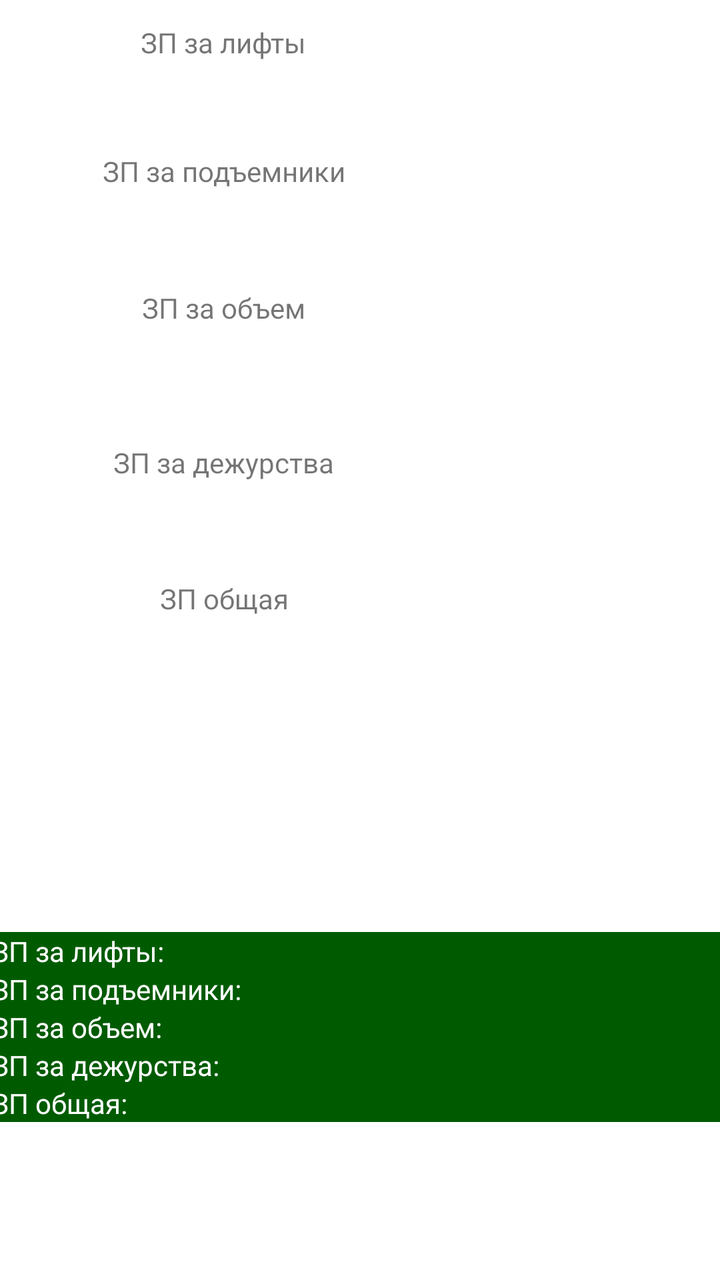
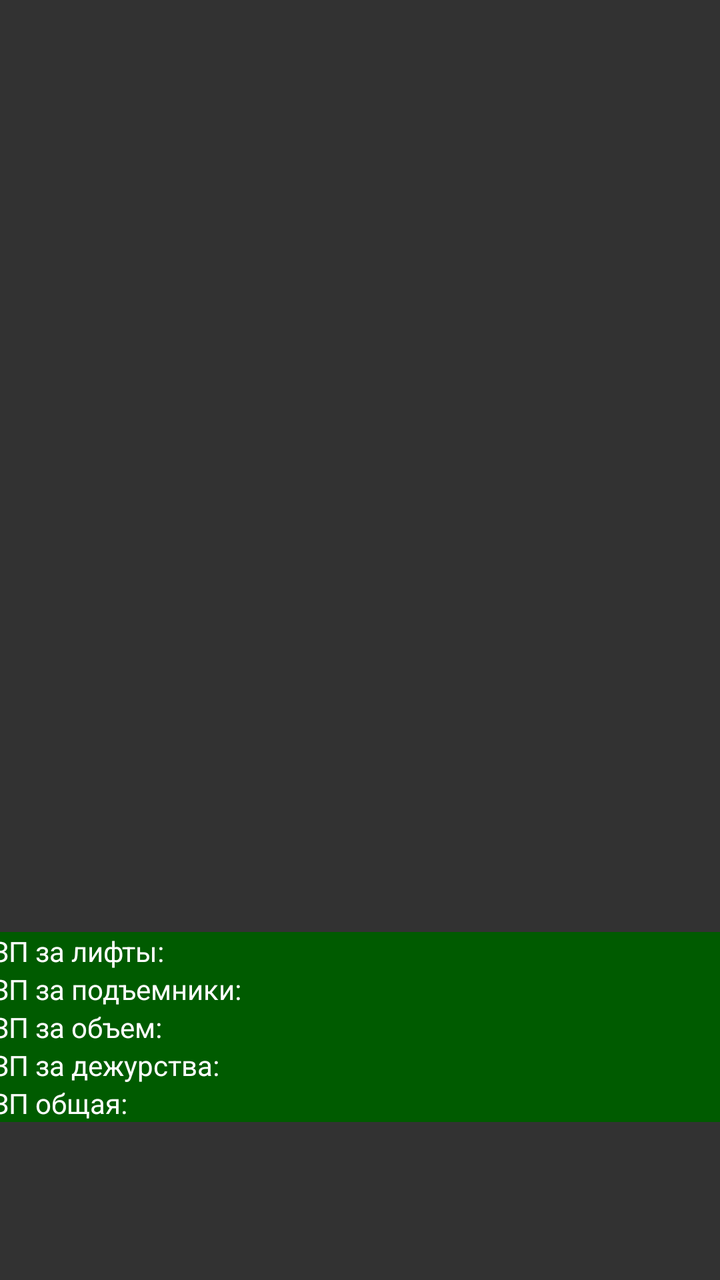

Before-and-after screenshots of an Android layout around one commit, followed by the original layout XML and the change that was made.
<!-- AndroidManifest.xml: application theme Theme.HowMuchCash -->
<!-- res/layout/fragment_slideshow.xml -->
<?xml version="1.0" encoding="utf-8"?>
<androidx.constraintlayout.widget.ConstraintLayout xmlns:android="http://schemas.android.com/apk/res/android"
    xmlns:app="http://schemas.android.com/apk/res-auto"
    xmlns:tools="http://schemas.android.com/tools"
    android:layout_width="match_parent"
    android:layout_height="match_parent"
    tools:context=".ui.slideshow.SlideshowFragment">

    <TextView
        android:id="@+id/textViewSalaryAmountAllHeader"
        android:layout_width="212dp"
        android:layout_height="61dp"
        android:text="ЗП общая"
        android:textAlignment="center"
        android:visibility="visible"
        app:layout_constraintBottom_toBottomOf="parent"
        app:layout_constraintEnd_toEndOf="parent"
        app:layout_constraintHorizontal_bias="0.04"
        app:layout_constraintStart_toStartOf="parent"
        app:layout_constraintTop_toTopOf="parent" />

    <TextView
        android:id="@+id/textViewSalaryAmountAll"
        android:layout_width="159dp"
        android:layout_height="61dp"
        android:visibility="visible"
        app:layout_constraintBottom_toBottomOf="parent"
        app:layout_constraintEnd_toEndOf="parent"
        app:layout_constraintHorizontal_bias="0.935"
        app:layout_constraintStart_toStartOf="parent"
        app:layout_constraintTop_toTopOf="parent" />

    <TextView
        android:id="@+id/textViewSalaryLiftHeader"
        android:layout_width="212dp"
        android:layout_height="61dp"
        android:text="ЗП за лифты"
        android:textAlignment="center"
        android:visibility="visible"
        app:layout_constraintBottom_toBottomOf="parent"
        app:layout_constraintEnd_toEndOf="parent"
        app:layout_constraintHorizontal_bias="0.038"
        app:layout_constraintStart_toStartOf="parent"
        app:layout_constraintTop_toTopOf="parent"
        app:layout_constraintVertical_bias="0.02" />

    <TextView
        android:id="@+id/textViewSalaryAmountObjects"
        android:layout_width="159dp"
        android:layout_height="61dp"
        android:visibility="visible"
        app:layout_constraintBottom_toBottomOf="parent"
        app:layout_constraintEnd_toEndOf="parent"
        app:layout_constraintHorizontal_bias="0.935"
        app:layout_constraintStart_toStartOf="parent"
        app:layout_constraintTop_toTopOf="parent"
        app:layout_constraintVertical_bias="0.249" />

    <TextView
        android:id="@+id/textViewSalaryWatchHeader"
        android:layout_width="212dp"
        android:layout_height="61dp"
        android:text="ЗП за дежурства"
        android:textAlignment="center"
        android:visibility="visible"
        app:layout_constraintBottom_toBottomOf="parent"
        app:layout_constraintEnd_toEndOf="parent"
        app:layout_constraintHorizontal_bias="0.038"
        app:layout_constraintStart_toStartOf="parent"
        app:layout_constraintTop_toTopOf="parent"
        app:layout_constraintVertical_bias="0.383" />

    <TextView
        android:id="@+id/textViewSalaryWatch"
        android:layout_width="159dp"
        android:layout_height="61dp"
        android:visibility="visible"
        app:layout_constraintBottom_toBottomOf="parent"
        app:layout_constraintEnd_toEndOf="parent"
        app:layout_constraintHorizontal_bias="0.935"
        app:layout_constraintStart_toStartOf="parent"
        app:layout_constraintTop_toTopOf="parent"
        app:layout_constraintVertical_bias="0.383" />

    <TextView
        android:id="@+id/textViewSalaryAmountObjectsHeader"
        android:layout_width="212dp"
        android:layout_height="61dp"
        android:text="ЗП за объем"
        android:textAlignment="center"
        android:visibility="visible"
        app:layout_constraintBottom_toBottomOf="parent"
        app:layout_constraintEnd_toEndOf="parent"
        app:layout_constraintHorizontal_bias="0.038"
        app:layout_constraintStart_toStartOf="parent"
        app:layout_constraintTop_toTopOf="parent"
        app:layout_constraintVertical_bias="0.249" />

    <TextView
        android:id="@+id/textViewSalaryElevator"
        android:layout_width="159dp"
        android:layout_height="61dp"
        android:visibility="visible"
        app:layout_constraintBottom_toBottomOf="parent"
        app:layout_constraintEnd_toEndOf="parent"
        app:layout_constraintHorizontal_bias="0.935"
        app:layout_constraintStart_toStartOf="parent"
        app:layout_constraintTop_toTopOf="parent"
        app:layout_constraintVertical_bias="0.131" />

    <TextView
        android:id="@+id/textViewSalaryElevatorHeader"
        android:layout_width="212dp"
        android:layout_height="61dp"
        android:text="ЗП за подъемники"
        android:textAlignment="center"
        android:visibility="visible"
        app:layout_constraintBottom_toBottomOf="parent"
        app:layout_constraintEnd_toEndOf="parent"
        app:layout_constraintHorizontal_bias="0.038"
        app:layout_constraintStart_toStartOf="parent"
        app:layout_constraintTop_toTopOf="parent"
        app:layout_constraintVertical_bias="0.131" />

    <TextView
        android:id="@+id/textViewSalaryLift"
        android:layout_width="159dp"
        android:layout_height="61dp"
        android:layout_marginEnd="6dp"
        android:visibility="visible"
        app:layout_constraintBottom_toBottomOf="parent"
        app:layout_constraintEnd_toEndOf="parent"
        app:layout_constraintHorizontal_bias="0.96"
        app:layout_constraintStart_toStartOf="parent"
        app:layout_constraintTop_toTopOf="parent"
        app:layout_constraintVertical_bias="0.02" />

    <TableLayout
        android:id="@+id/tableLayout2"
        android:layout_width="389dp"
        android:layout_height="174dp"
        android:visibility="visible"
        app:layout_constraintBottom_toBottomOf="parent"
        app:layout_constraintEnd_toEndOf="parent"
        app:layout_constraintStart_toStartOf="parent"
        app:layout_constraintTop_toTopOf="parent"
        app:layout_constraintVertical_bias="1.0">

        <TableRow
            android:layout_width="match_parent"
            android:layout_height="match_parent"
            android:layout_marginStart="10dp"
            android:visibility="visible">

            <TextView
                android:id="@+id/textViewSalaryLiftHeaderTR"
                android:layout_width="190dp"
                android:layout_height="match_parent"
                android:background="#005B00"
                android:text="ЗП за лифты: "
                android:textColor="#FFFFFF" />

            <TextView
                android:id="@+id/textViewSalaryLiftTR"
                android:layout_width="190dp"
                android:layout_height="wrap_content"
                android:background="#005B00"
                android:text=""
                android:textColor="#FFFFFF" />
        </TableRow>

        <TableRow
            android:layout_width="match_parent"
            android:layout_height="match_parent"
            android:layout_marginStart="10dp">

            <TextView
                android:id="@+id/textViewSalaryElevatorHeaderTR"
                android:layout_width="wrap_content"
                android:layout_height="wrap_content"
                android:background="#005B00"
                android:text="ЗП за подъемники: "
                android:textColor="#FFFFFF" />

            <TextView
                android:id="@+id/textViewSalaryElevatorTR"
                android:layout_width="wrap_content"
                android:layout_height="wrap_content"
                android:background="#005B00"
                android:text=""
                android:textColor="#FFFFFF" />
        </TableRow>

        <TableRow
            android:layout_width="match_parent"
            android:layout_height="match_parent"
            android:layout_marginStart="10dp">

            <TextView
                android:id="@+id/textViewSalaryAmountObjectsHeaderTR"
                android:layout_width="wrap_content"
                android:layout_height="wrap_content"
                android:background="#005B00"
                android:text="ЗП за объем: "
                android:textColor="#FFFFFF" />

            <TextView
                android:id="@+id/textViewSalaryAmountObjectsTR"
                android:layout_width="wrap_content"
                android:layout_height="wrap_content"
                android:background="#005B00"
                android:text=""
                android:textColor="#FFFFFF" />
        </TableRow>

        <TableRow
            android:layout_width="match_parent"
            android:layout_height="match_parent"
            android:layout_marginStart="10dp">

            <TextView
                android:id="@+id/textViewSalaryWatchHeaderTR"
                android:layout_width="wrap_content"
                android:layout_height="wrap_content"
                android:background="#005B00"
                android:text="ЗП за дежурства: "
                android:textColor="#FFFFFF" />

            <TextView
                android:id="@+id/textViewSalaryWatchTR"
                android:layout_width="wrap_content"
                android:layout_height="wrap_content"
                android:background="#005B00"
                android:text=""
                android:textColor="#FFFFFF" />
        </TableRow>

        <TableRow
            android:layout_width="match_parent"
            android:layout_height="match_parent"
            android:layout_marginStart="10dp">

            <TextView
                android:id="@+id/textViewSalaryAmountAllHeaderTR"
                android:layout_width="wrap_content"
                android:layout_height="wrap_content"
                android:background="#005B00"
                android:text="ЗП общая: "
                android:textColor="#FFFFFF" />

            <TextView
                android:id="@+id/textViewSalaryAmountAllTR"
                android:layout_width="wrap_content"
                android:layout_height="wrap_content"
                android:background="#005B00"
                android:text=""
                android:textColor="#FFFFFF" />
        </TableRow>
    </TableLayout>

</androidx.constraintlayout.widget.ConstraintLayout>
<!-- resources referenced by this layout -->
<resources>
  <style name="Theme.HowMuchCash" parent="Theme.MaterialComponents.DayNight.DarkActionBar">
          
          <item name="colorPrimary">@color/purple_500</item>
          <item name="colorPrimaryVariant">@color/purple_700</item>
          <item name="colorOnPrimary">@color/white</item>
          
          <item name="colorSecondary">@color/teal_200</item>
          <item name="colorSecondaryVariant">@color/teal_700</item>
          <item name="colorOnSecondary">@color/black</item>
          
          <item name="android:statusBarColor">?attr/colorPrimaryVariant</item>
          
      </style>
  <color name="purple_500">#FF6200EE</color>
  <color name="purple_700">#FF3700B3</color>
  <color name="white">#FFFFFFFF</color>
  <color name="teal_200">#FF03DAC5</color>
  <color name="teal_700">#FF018786</color>
  <color name="black">#FF000000</color>
</resources>

<!-- the commit's change to res/layout/fragment_slideshow.xml (unified diff, before → after) -->
@@ -5,135 +5,6 @@
     android:layout_width="match_parent"
     android:layout_height="match_parent"
     tools:context=".ui.slideshow.SlideshowFragment">
-
-    <TextView
-        android:id="@+id/textViewSalaryAmountAllHeader"
-        android:layout_width="212dp"
-        android:layout_height="61dp"
-        android:text="ЗП общая"
-        android:textAlignment="center"
-        android:visibility="visible"
-        app:layout_constraintBottom_toBottomOf="parent"
-        app:layout_constraintEnd_toEndOf="parent"
-        app:layout_constraintHorizontal_bias="0.04"
-        app:layout_constraintStart_toStartOf="parent"
-        app:layout_constraintTop_toTopOf="parent" />
-
-    <TextView
-        android:id="@+id/textViewSalaryAmountAll"
-        android:layout_width="159dp"
-        android:layout_height="61dp"
-        android:visibility="visible"
-        app:layout_constraintBottom_toBottomOf="parent"
-        app:layout_constraintEnd_toEndOf="parent"
-        app:layout_constraintHorizontal_bias="0.935"
-        app:layout_constraintStart_toStartOf="parent"
-        app:layout_constraintTop_toTopOf="parent" />
-
-    <TextView
-        android:id="@+id/textViewSalaryLiftHeader"
-        android:layout_width="212dp"
-        android:layout_height="61dp"
-        android:text="ЗП за лифты"
-        android:textAlignment="center"
-        android:visibility="visible"
-        app:layout_constraintBottom_toBottomOf="parent"
-        app:layout_constraintEnd_toEndOf="parent"
-        app:layout_constraintHorizontal_bias="0.038"
-        app:layout_constraintStart_toStartOf="parent"
-        app:layout_constraintTop_toTopOf="parent"
-        app:layout_constraintVertical_bias="0.02" />
-
-    <TextView
-        android:id="@+id/textViewSalaryAmountObjects"
-        android:layout_width="159dp"
-        android:layout_height="61dp"
-        android:visibility="visible"
-        app:layout_constraintBottom_toBottomOf="parent"
-        app:layout_constraintEnd_toEndOf="parent"
-        app:layout_constraintHorizontal_bias="0.935"
-        app:layout_constraintStart_toStartOf="parent"
-        app:layout_constraintTop_toTopOf="parent"
-        app:layout_constraintVertical_bias="0.249" />
-
-    <TextView
-        android:id="@+id/textViewSalaryWatchHeader"
-        android:layout_width="212dp"
-        android:layout_height="61dp"
-        android:text="ЗП за дежурства"
-        android:textAlignment="center"
-        android:visibility="visible"
-        app:layout_constraintBottom_toBottomOf="parent"
-        app:layout_constraintEnd_toEndOf="parent"
-        app:layout_constraintHorizontal_bias="0.038"
-        app:layout_constraintStart_toStartOf="parent"
-        app:layout_constraintTop_toTopOf="parent"
-        app:layout_constraintVertical_bias="0.383" />
-
-    <TextView
-        android:id="@+id/textViewSalaryWatch"
-        android:layout_width="159dp"
-        android:layout_height="61dp"
-        android:visibility="visible"
-        app:layout_constraintBottom_toBottomOf="parent"
-        app:layout_constraintEnd_toEndOf="parent"
-        app:layout_constraintHorizontal_bias="0.935"
-        app:layout_constraintStart_toStartOf="parent"
-        app:layout_constraintTop_toTopOf="parent"
-        app:layout_constraintVertical_bias="0.383" />
-
-    <TextView
-        android:id="@+id/textViewSalaryAmountObjectsHeader"
-        android:layout_width="212dp"
-        android:layout_height="61dp"
-        android:text="ЗП за объем"
-        android:textAlignment="center"
-        android:visibility="visible"
-        app:layout_constraintBottom_toBottomOf="parent"
-        app:layout_constraintEnd_toEndOf="parent"
-        app:layout_constraintHorizontal_bias="0.038"
-        app:layout_constraintStart_toStartOf="parent"
-        app:layout_constraintTop_toTopOf="parent"
-        app:layout_constraintVertical_bias="0.249" />
-
-    <TextView
-        android:id="@+id/textViewSalaryElevator"
-        android:layout_width="159dp"
-        android:layout_height="61dp"
-        android:visibility="visible"
-        app:layout_constraintBottom_toBottomOf="parent"
-        app:layout_constraintEnd_toEndOf="parent"
-        app:layout_constraintHorizontal_bias="0.935"
-        app:layout_constraintStart_toStartOf="parent"
-        app:layout_constraintTop_toTopOf="parent"
-        app:layout_constraintVertical_bias="0.131" />
-
-    <TextView
-        android:id="@+id/textViewSalaryElevatorHeader"
-        android:layout_width="212dp"
-        android:layout_height="61dp"
-        android:text="ЗП за подъемники"
-        android:textAlignment="center"
-        android:visibility="visible"
-        app:layout_constraintBottom_toBottomOf="parent"
-        app:layout_constraintEnd_toEndOf="parent"
-        app:layout_constraintHorizontal_bias="0.038"
-        app:layout_constraintStart_toStartOf="parent"
-        app:layout_constraintTop_toTopOf="parent"
-        app:layout_constraintVertical_bias="0.131" />
-
-    <TextView
-        android:id="@+id/textViewSalaryLift"
-        android:layout_width="159dp"
-        android:layout_height="61dp"
-        android:layout_marginEnd="6dp"
-        android:visibility="visible"
-        app:layout_constraintBottom_toBottomOf="parent"
-        app:layout_constraintEnd_toEndOf="parent"
-        app:layout_constraintHorizontal_bias="0.96"
-        app:layout_constraintStart_toStartOf="parent"
-        app:layout_constraintTop_toTopOf="parent"
-        app:layout_constraintVertical_bias="0.02" />
 
     <TableLayout
         android:id="@+id/tableLayout2"
<!-- resource entries referenced after the edit -->
@@ -1,23 +1,33 @@
 <!-- resources referenced by this layout -->
 <resources>
-  <style name="Theme.HowMuchCash" parent="Theme.MaterialComponents.DayNight.DarkActionBar">
+  <style name="Theme.HowMuchCash" parent="Theme.MaterialComponents.DayNight.NoActionBar">
           
-          <item name="colorPrimary">@color/purple_500</item>
-          <item name="colorPrimaryVariant">@color/purple_700</item>
-          <item name="colorOnPrimary">@color/white</item>
+          <item name="colorPrimary">@color/colorPrimary</item>              
+          <item name="colorPrimaryVariant">@color/accentBackground</item>   
+          <item name="colorSecondary">@color/colorPrimary</item>            
+          <item name="colorSecondaryVariant">@color/mainBackground</item>   
+  
           
-          <item name="colorSecondary">@color/teal_200</item>
-          <item name="colorSecondaryVariant">@color/teal_700</item>
-          <item name="colorOnSecondary">@color/black</item>
+          <item name="colorOnPrimary">@android:color/black</item>           
+          <item name="colorOnSecondary">@android:color/white</item>         
+          <item name="android:textColorPrimary">@color/white</item>
+          <item name="android:textColor">@color/white</item>
           
-          <item name="android:statusBarColor">?attr/colorPrimaryVariant</item>
+          <item name="android:windowBackground">@color/mainBackground</item> 
+  
+          <item name="colorControlActivated">@color/colorPrimary</item>
+          <item name="colorAccent">@color/colorPrimary</item>
+  
           
+          <item name="android:statusBarColor">@color/accentBackground</item> 
+          <item name="android:windowLightStatusBar">false</item>             
+  
+          
+          <item name="android:navigationBarColor">@color/accentBackground</item> 
       </style>
-  <color name="purple_500">#FF6200EE</color>
-  <color name="purple_700">#FF3700B3</color>
+  <color name="colorPrimary">#e3dd16</color>
+  <color name="accentBackground">#212121</color>
+  <color name="mainBackground">#323232</color>
   <color name="white">#FFFFFFFF</color>
-  <color name="teal_200">#FF03DAC5</color>
-  <color name="teal_700">#FF018786</color>
-  <color name="black">#FF000000</color>
 </resources>
 
